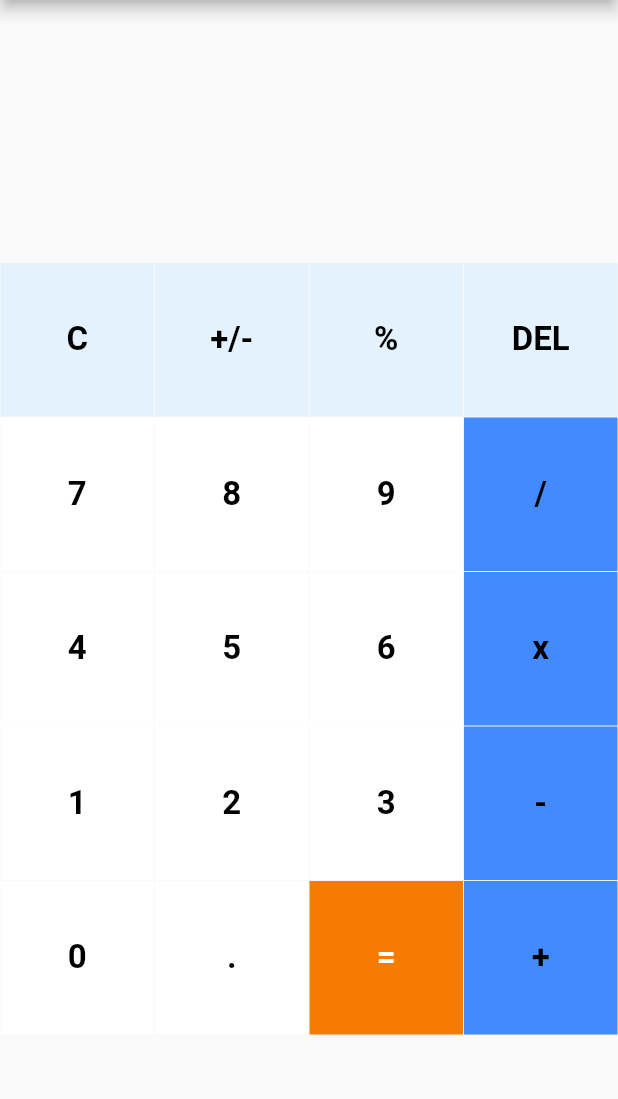
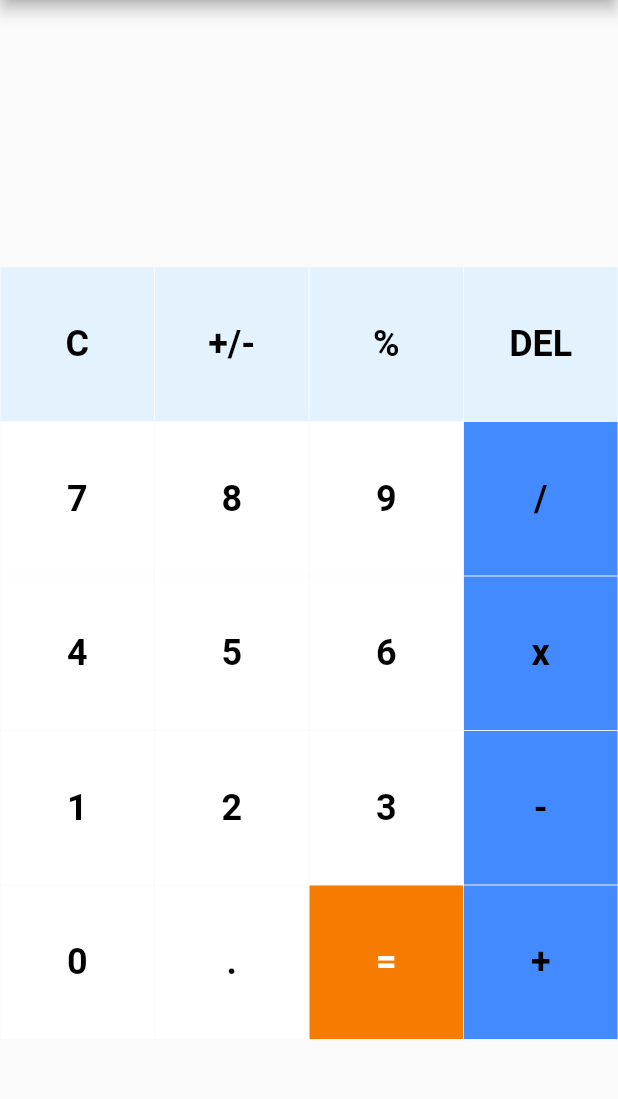
Before and after one commit to kwe92/Calculator-App-Flutter, a Flutter app: the screen it shows after launch, on a phone screen of 412 x 824 dp, the part 84-1183 px from its top. Run offline on Flutter 3.47's test engine with Material 2 defaults, Android fonts, the phone set to English and light mode, and no system bars; our stand-ins replace math_expressions.

Commit message:
Update
Refactoring for modularity

```diff
--- /dev/null
+++ b/lib/src/Constants/app_sizes.dart
@@ -0,0 +1,10 @@
+class Sizes {
+  static const p4 = 4.0;
+  static const p8 = 8.0;
+  static const p12 = 12.0;
+  static const p16 = 16.0;
+  static const p20 = 20.0;
+  static const p24 = 24.0;
+  static const p28 = 28.0;
+  static const p32 = 32.0;
+}
--- a/lib/src/common_widgets/buttons.dart
+++ b/lib/src/common_widgets/buttons.dart
@@ -1,4 +1,5 @@
 import 'package:flutter/material.dart';
+import 'package:calculatorapp/src/constants/app_sizes.dart';
 
 class MyButton extends StatelessWidget {
   const MyButton(
@@ -28,7 +29,7 @@ class MyButton extends StatelessWidget {
                 buttonText,
                 style: TextStyle(
                     color: textColor,
-                    fontSize: 22,
+                    fontSize: Sizes.p24, // may need to be bigger
                     fontWeight:
                         FontWeight.w600), // TODO: font size and weight  bold
               ),
--- a/lib/src/features/calculator_page/calculator_screen.dart
+++ b/lib/src/features/calculator_page/calculator_screen.dart
@@ -2,6 +2,7 @@ import 'package:calculatorapp/src/common_widgets/buttons.dart';
 import 'package:flutter/material.dart';
 import 'package:calculatorapp/src/Constants/button_values.dart';
 import 'package:calculatorapp/src/common_widgets/equal_pressed.dart';
+import 'package:calculatorapp/src/constants/app_sizes.dart';
 
 class CalculatorScreen extends StatefulWidget {
   const CalculatorScreen({Key? key}) : super(key: key);
@@ -30,7 +31,8 @@ class _CalculatorScreenState extends State<CalculatorScreen> {
           title: const Text(
             'Simple Calculator',
             style: TextStyle(
-                fontSize: 24, color: Colors.white), //TODO: Title text styling
+                fontSize: Sizes.p24,
+                color: Colors.white), //TODO: Title text styling
           ),
         ),
         body: Column(
@@ -38,11 +40,12 @@ class _CalculatorScreenState extends State<CalculatorScreen> {
             Column(
               children: <Widget>[
                 Container(
-                  padding: const EdgeInsets.all(20),
+                  padding: const EdgeInsets.all(Sizes.p20),
                   alignment: Alignment.centerRight,
                   child: Text(
                     userInputString,
-                    style: const TextStyle(fontSize: 24) //TODO: Text Style
+                    style:
+                        const TextStyle(fontSize: Sizes.p24) //TODO: Text Style
                     ,
                   ),
                 ),
@@ -52,7 +55,8 @@ class _CalculatorScreenState extends State<CalculatorScreen> {
                   child: Text(
                     //answer,
                     userInput,
-                    style: const TextStyle(fontSize: 30),
+                    style: const TextStyle(
+                        fontSize: Sizes.p32), // may need to be smaller
                   ),
                 )
               ],
@@ -178,10 +182,7 @@ class _CalculatorScreenState extends State<CalculatorScreen> {
                         setState(() {
                           if (userInputString.isEmpty && userInput.isEmpty) {
                             userInputString = '';
-                          }
-                          // ADDED CODE LOGIC NOT WORKING RIGHT
-
-                          else if (userInputString.isEmpty) {
+                          } else if (userInputString.isEmpty) {
                             previousOperator = buttons[index];
                             print('PREVIOUS Operator 1:$previousOperator');
                             userInputString += userInput + buttons[index];
```
